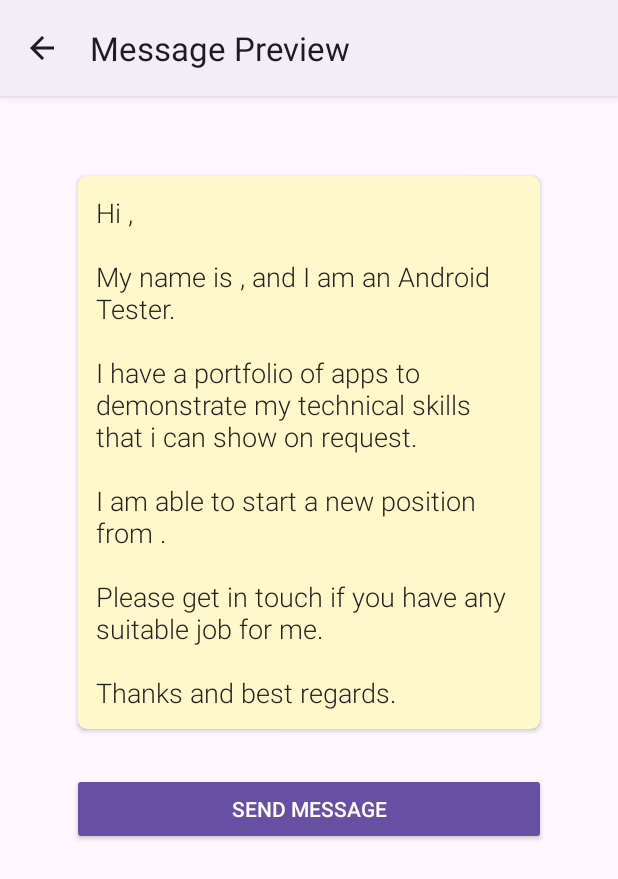
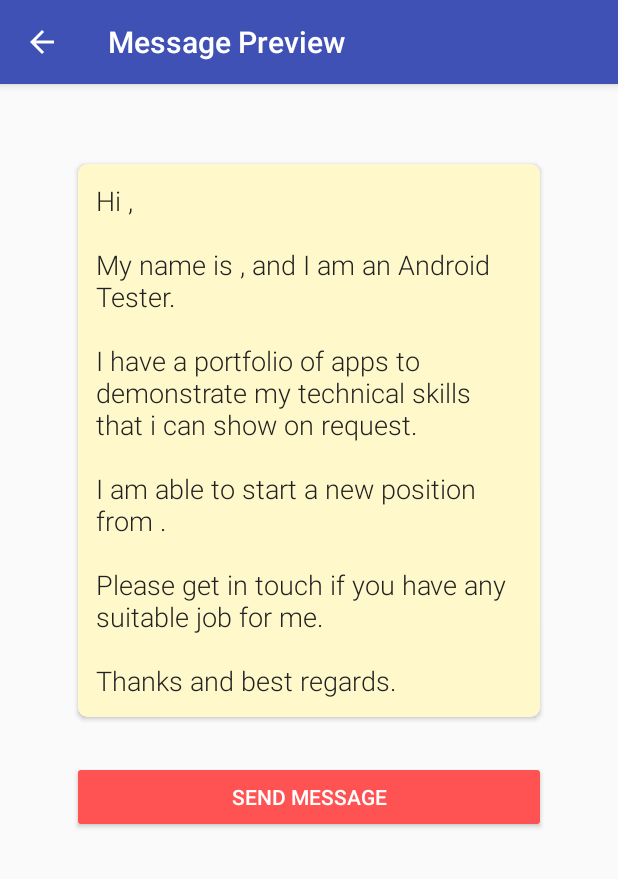
Before and after one commit to kem79/My-Self-Promo-App, an Android app: the screen it shows after launch (PreviewActivity), after a tap on "PREVIEW MESSAGE", on a phone screen of 412 x 824 dp. Shown: the top 879 px of the screen. Run offline under Robolectric (Android 15) with nearby library versions, the phone set to English and light mode, and no system bars.

Commit message:
Change them #14

```diff
--- a/app/src/main/res/values/colors.xml
+++ b/app/src/main/res/values/colors.xml
@@ -2,4 +2,7 @@
 <resources>
     <color name="black">#FF000000</color>
     <color name="white">#FFFFFFFF</color>
+    <color name="colorPrimary">#3F51B5</color>
+    <color name="colorPrimaryDark">#283593</color>
+    <color name="colorAccent">#FF5252</color>
 </resources>
--- a/app/src/main/res/values/themes.xml
+++ b/app/src/main/res/values/themes.xml
@@ -1,9 +1,13 @@
 <resources xmlns:tools="http://schemas.android.com/tools">
     <!-- Base application theme. -->
-    <style name="Base.Theme.TheSelfPromoApp" parent="Theme.Material3.DayNight">
+    <style name="Base.Theme.TheSelfPromoApp" parent="Theme.AppCompat.Light.DarkActionBar">
         <!-- Customize your light theme here. -->
         <!-- <item name="colorPrimary">@color/my_light_primary</item> -->
     </style>
 
-    <style name="Theme.TheSelfPromoApp" parent="Base.Theme.TheSelfPromoApp" />
+    <style name="Theme.TheSelfPromoApp" parent="Base.Theme.TheSelfPromoApp">
+        <item name="colorPrimary">@color/colorPrimary</item>
+        <item name="colorPrimaryDark">@color/colorPrimaryDark</item>
+        <item name="colorAccent">@color/colorAccent</item>
+    </style>
 </resources>
```
